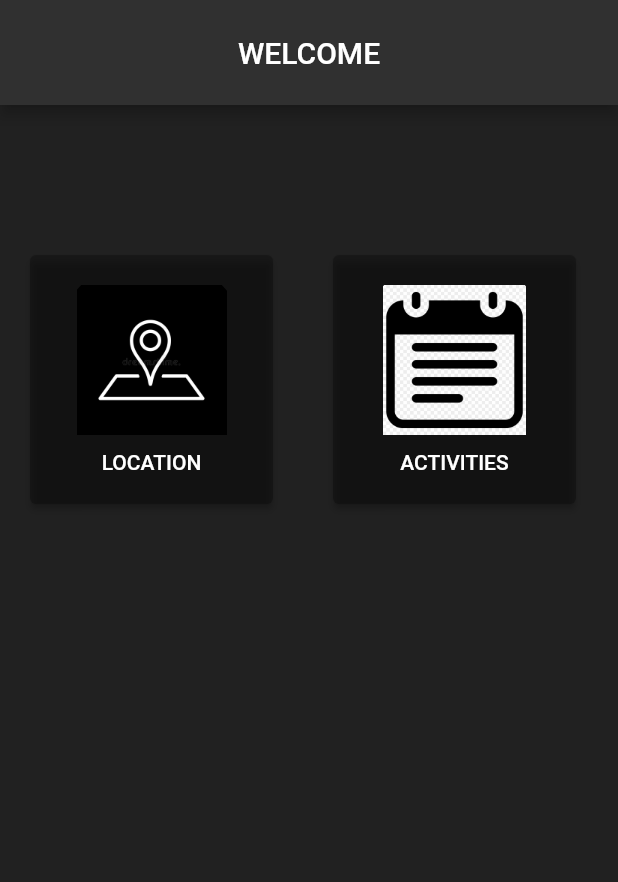
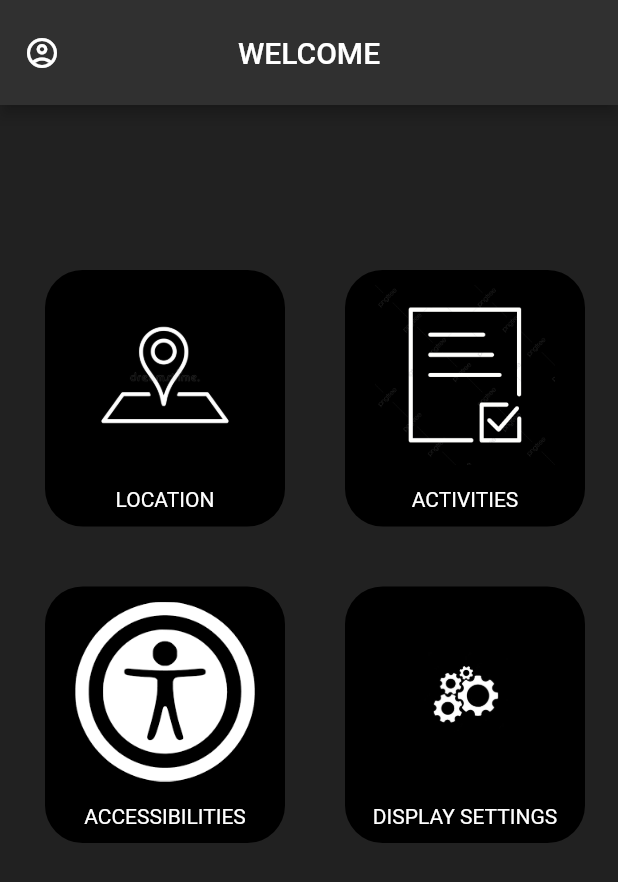
Before and after one commit to Cod3ist/HiSpecs_Application, a Flutter app: the screen it shows after launch, on a phone screen of 412 x 824 dp. Shown: the top 882 px of the screen. Run offline on Flutter 3.47's test engine with Material 2 defaults, Android fonts, the phone set to English and light mode, and no system bars.

Commit message:
zahraa-MadeFinalChangesToHomePage

```diff
--- a/lib/main.dart
+++ b/lib/main.dart
@@ -1,4 +1,6 @@
 import 'package:flutter/material.dart';
+import 'package:hispecs_pde2101/widgets/account_button.dart';
+import 'package:hispecs_pde2101/widgets/features_button.dart';
 
 void main() => runApp(MaterialApp(home: Home()));
 
@@ -11,6 +13,7 @@ class Home extends StatelessWidget {
       backgroundColor: Colors.grey[900],
 
       appBar: AppBar( /// AppBar for the application
+        leading: AccountButton(),
         title: Text('WELCOME'),
         centerTitle: true,
         toolbarHeight: 70.0,
@@ -27,9 +30,18 @@ class Home extends StatelessWidget {
                 Row(
                     children: <Widget>[
                       SizedBox(width: 20.0),
-                      buildLocation(), ///Placing the Location Widget
-                      SizedBox(width: 40.0),
-                      buildActivities() ///Placing the Activities Widget
+                      BoxButton(title: 'LOCATION', image: 'images/location.jpg', onTap: () {  },), ///Placing the Location Widget
+                      SizedBox(width: 20.0),
+                      BoxButton(title: 'ACTIVITIES', image: 'images/activities.jpg', onTap: (){})///Placing the Activities Widget
+                    ]
+                ),
+                SizedBox(height: 20.0),
+                Row(
+                    children: <Widget>[
+                      SizedBox(width: 20.0),
+                      BoxButton(title: 'ACCESSIBILITIES', image: 'images/accessibilities.jpg', onTap: () {  },), ///Placing the Location Widget
+                      SizedBox(width: 20.0),
+                      BoxButton(title: 'DISPLAY SETTINGS', image: 'images/display_settings.jpg', onTap: (){})///Placing the Activities Widget
                     ]
                 ),
               ]
--- /dev/null
+++ b/lib/widgets/account_button.dart
@@ -0,0 +1,13 @@
+import 'package:flutter/material.dart';
+
+class AccountButton extends StatelessWidget {
+  const AccountButton({Key? key}) : super(key: key);
+
+  @override
+  Widget build(BuildContext context) {
+    return IconButton(
+        onPressed: (){},
+        icon: Icon(Icons.account_circle_outlined)
+    );
+  }
+}
--- /dev/null
+++ b/lib/widgets/features_button.dart
@@ -0,0 +1,32 @@
+import 'package:flutter/material.dart';
+
+class BoxButton extends StatelessWidget {
+  final String title;
+  final VoidCallback onTap;
+  final bool loading;
+  final String image;
+  const BoxButton({Key? key, required this.title, required this.image, required this.onTap, this.loading = false}) : super(key: key);
+
+  @override
+  Widget build(BuildContext context) {
+    return InkWell(
+      borderRadius: BorderRadius.circular(25.0),
+      onTap: onTap,
+      child: Container(
+          decoration: BoxDecoration(
+              color: Colors.black,
+              borderRadius: BorderRadius.circular(25.0)
+          ),
+          padding: EdgeInsets.fromLTRB(5.0, 10.0, 5.0, 10.0),
+          margin: EdgeInsets.all(10.0),
+          child: Column(
+            children: [
+              Image.asset(image, height: 120,width: 150),
+              SizedBox(height: 15.0),
+              Text(title, style: TextStyle(color: Colors.white),)
+            ],
+          )
+      ),
+    );
+  }
+}
--- a/pubspec.yaml
+++ b/pubspec.yaml
@@ -69,6 +69,8 @@ flutter:
     - images/location.jpg
     - images/logactivities.png
     - images/viewactivities.jpg
+    - images/accessibilities.jpg
+    - images/display_settings.jpg
   # An image asset can refer to one or more resolution-specific "variants", see
   # https://flutter.dev/assets-and-images/#resolution-aware
 
```
Also changed, not shown: images/accessibilities.jpg (added), images/activities.jpg, images/display_settings.jpg (added).
